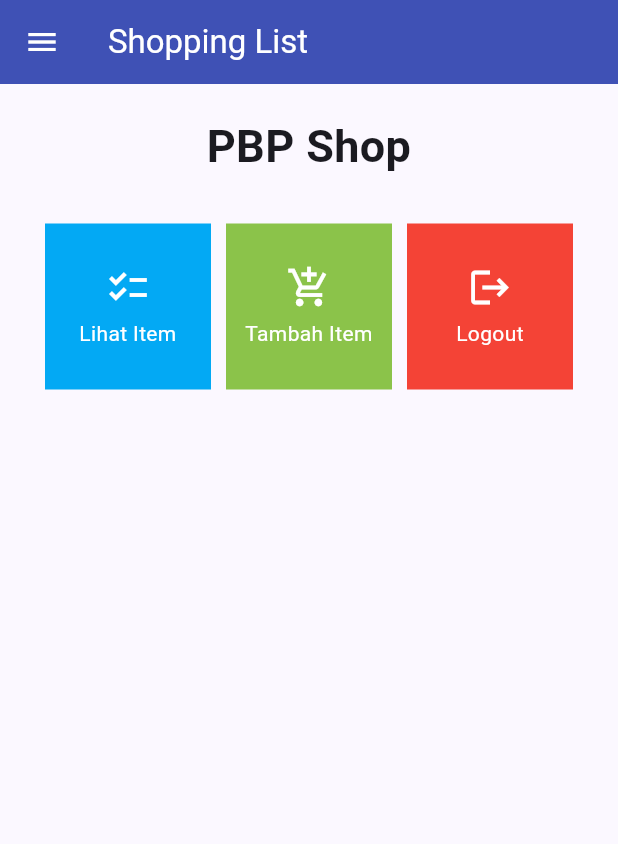
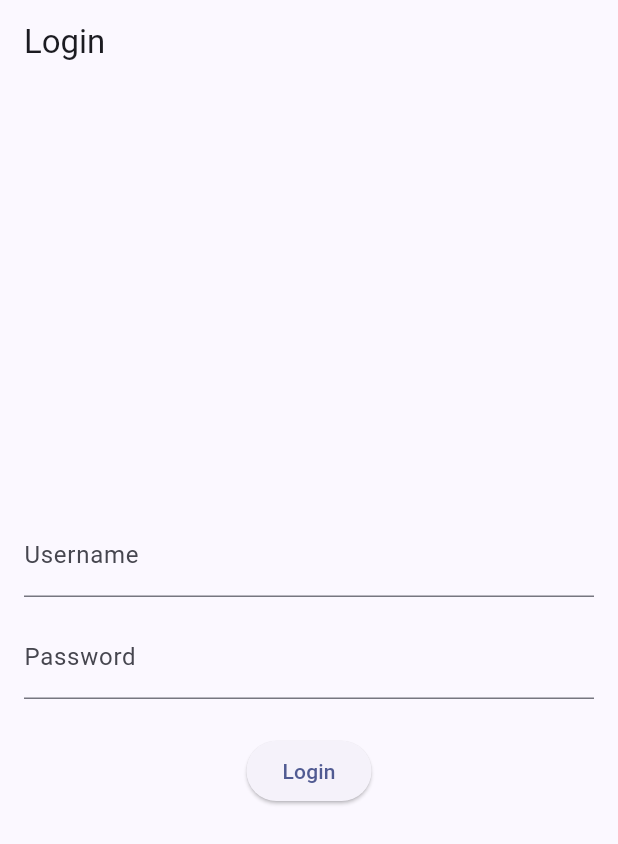
Before and after one commit to dienzahraaa/circle_d_mobile, a Flutter app: the screen it shows after launch, on a phone screen of 412 x 824 dp. Shown: the top 844 px of the screen. Run offline on Flutter 3.47's test engine with Material 2 defaults, Android fonts, the light colour scheme and no system bars; missing offline and left inert: pbp_django_auth.

Commit message:
mengerjakan tugas9

```diff
--- a/lib/main.dart
+++ b/lib/main.dart
@@ -1,38 +1,31 @@
 import 'package:flutter/material.dart';
+import 'package:pbp_django_auth/pbp_django_auth.dart';
+import 'package:provider/provider.dart';
 import 'package:circle_d/screens/menu.dart';
+import 'package:circle_d/screens/login.dart';
 
 void main() {
   runApp(const MyApp());
 }
 
 class MyApp extends StatelessWidget {
-  const MyApp({super.key});
+  const MyApp({Key? key}) : super(key: key);
 
   // This widget is the root of your application.
   @override
   Widget build(BuildContext context) {
-    return MaterialApp(
-      title: 'Flutter Demo',
+        return Provider(
+            create: (_) {
+                CookieRequest request = CookieRequest();
+                return request;
+            },
+            child: MaterialApp(
+                title: 'Flutter App',
                 theme: ThemeData(
-        // This is the theme of your application.
-        //
-        // TRY THIS: Try running your application with "flutter run". You'll see
-        // the application has a blue toolbar. Then, without quitting the app,
-        // try changing the seedColor in the colorScheme below to Colors.green
-        // and then invoke "hot reload" (save your changes or press the "hot
-        // reload" button in a Flutter-supported IDE, or press "r" if you used
-        // the command line to start the app).
-        //
-        // Notice that the counter didn't reset back to zero; the application
-        // state is not lost during the reload. To reset the state, use hot
-        // restart instead.
-        //
-        // This works for code too, not just values: Most code changes can be
-        // tested with just a hot reload.
                     colorScheme: ColorScheme.fromSeed(seedColor: Colors.indigo),
                     useMaterial3: true,
                 ),
-      home: MyHomePage(),
+                home: LoginPage()),
             );
     }
 }
--- /dev/null
+++ b/lib/screens/login.dart
@@ -0,0 +1,114 @@
+import 'package:circle_d/screens/menu.dart';
+import 'package:flutter/material.dart';
+import 'package:pbp_django_auth/pbp_django_auth.dart';
+import 'package:provider/provider.dart';
+
+void main() {
+    runApp(const LoginApp());
+}
+
+class LoginApp extends StatelessWidget {
+const LoginApp({super.key});
+
+@override
+Widget build(BuildContext context) {
+    return MaterialApp(
+        title: 'Login',
+        theme: ThemeData(
+            primarySwatch: Colors.blue,
+    ),
+    home: const LoginPage(),
+    );
+    }
+}
+
+class LoginPage extends StatefulWidget {
+    const LoginPage({super.key});
+
+    @override
+    _LoginPageState createState() => _LoginPageState();
+}
+
+class _LoginPageState extends State<LoginPage> {
+    final TextEditingController _usernameController = TextEditingController();
+    final TextEditingController _passwordController = TextEditingController();
+
+    @override
+    Widget build(BuildContext context) {
+        final request = context.watch<CookieRequest>();
+        return Scaffold(
+            appBar: AppBar(
+                title: const Text('Login'),
+            ),
+            body: Container(
+                padding: const EdgeInsets.all(16.0),
+                child: Column(
+                    mainAxisAlignment: MainAxisAlignment.center,
+                    children: [
+                        TextField(
+                            controller: _usernameController,
+                            decoration: const InputDecoration(
+                                labelText: 'Username',
+                            ),
+                        ),
+                        const SizedBox(height: 12.0),
+                        TextField(
+                            controller: _passwordController,
+                            decoration: const InputDecoration(
+                                labelText: 'Password',
+                            ),
+                            obscureText: true,
+                        ),
+                        const SizedBox(height: 24.0),
+                        ElevatedButton(
+                            onPressed: () async {
+                                String username = _usernameController.text;
+                                String password = _passwordController.text;
+
+                                // Cek kredensial
+                                // TODO: Ganti URL dan jangan lupa tambahkan trailing slash (/) di akhir URL!
+                                // Untuk menyambungkan Android emulator dengan Django pada localhost,
+                                // gunakan URL http://10.0.2.2/
+                                final response = await request.login("http://<APP_URL_KAMU>/auth/login/", {
+                                'username': username,
+                                'password': password,
+                                });
+
+                                if (request.loggedIn) {
+                                    String message = response['message'];
+                                    String uname = response['username'];
+                                    Navigator.pushReplacement(
+                                        context,
+                                        MaterialPageRoute(builder: (context) => MyHomePage()),
+                                    );
+                                    ScaffoldMessenger.of(context)
+                                        ..hideCurrentSnackBar()
+                                        ..showSnackBar(
+                                            SnackBar(content: Text("$message Selamat datang, $uname.")));
+                                    } else {
+                                    showDialog(
+                                        context: context,
+                                        builder: (context) => AlertDialog(
+                                            title: const Text('Login Gagal'),
+                                            content:
+                                                Text(response['message']),
+                                            actions: [
+                                                TextButton(
+                                                    child: const Text('OK'),
+                                                    onPressed: () {
+                                                        Navigator.pop(context);
+                                                    },
+                                                ),
+                                            ],
+                                        ),
+                                    );
+                                }
+                            },
+                            child: const Text('Login'),
+                        ),
+                    ],
+                ),
+            ),
+        );
+    }
+}
--- a/pubspec.yaml
+++ b/pubspec.yaml
@@ -35,6 +35,9 @@
   # The following adds the Cupertino Icons font to your application.
   # Use with the CupertinoIcons class for iOS style icons.
   cupertino_icons: ^1.0.2
+  provider: ^6.1.1
+  pbp_django_auth: ^0.4.0
+  http: ^1.1.0
 
 dev_dependencies:
   flutter_test:
```
Also changed, not shown: lib/models/product.dart (added, +69 -0 lines), lib/screens/add_item_form.dart (+38 -38 lines), lib/screens/show_item.dart (+83 -52 lines), lib/widgets/left_drawer.dart (+8 -9 lines), lib/widgets/shop_card.dart (+27 -5 lines), pubspec.lock, 2 other files. Lines whose indentation alone changed are shown as unchanged.
